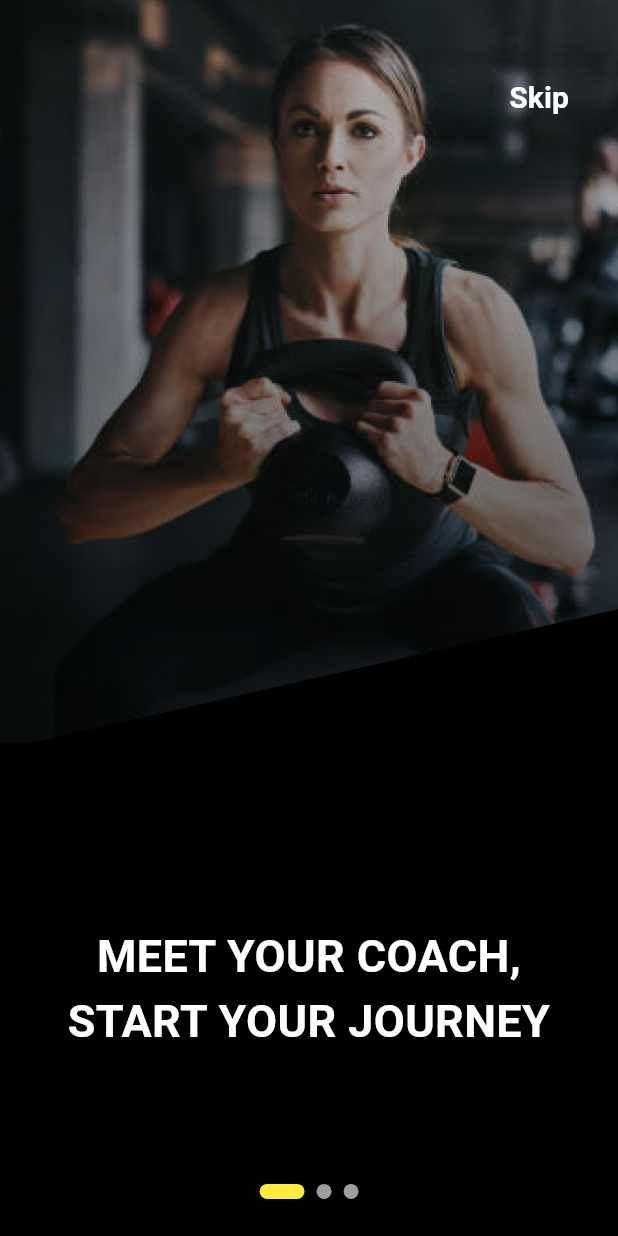
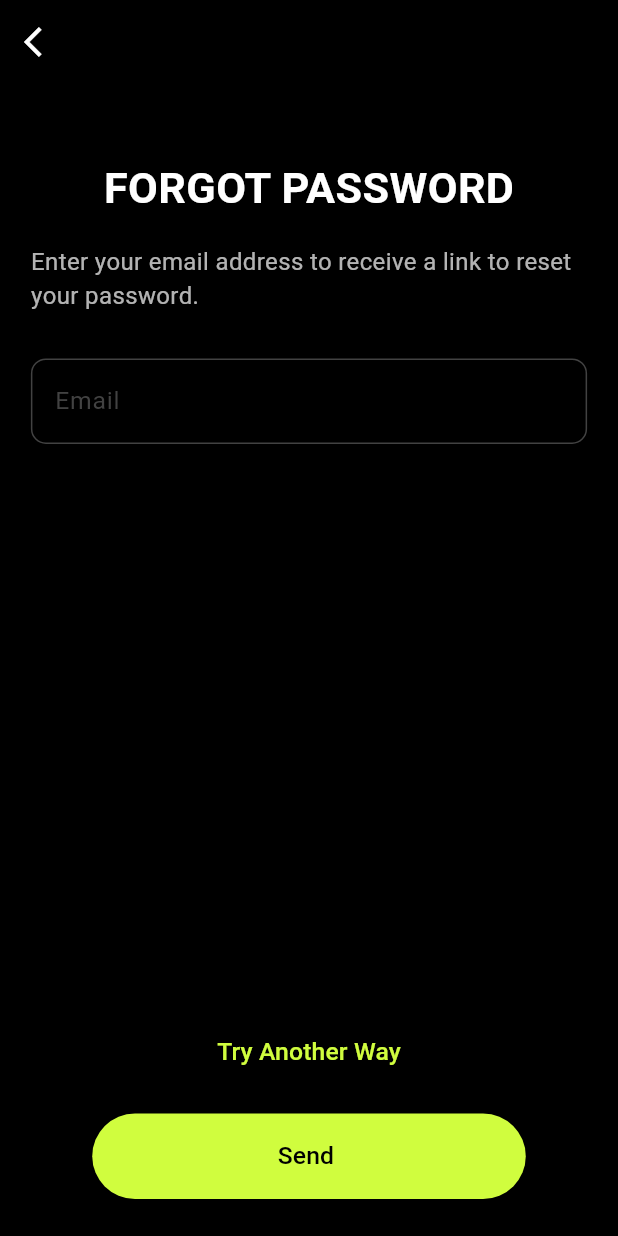
Before and after one commit to Mayank443/FITNESS_APP, a Flutter app: the screen it shows after launch, on a phone screen of 412 x 824 dp. Run offline on Flutter 3.47's test engine with Material 3 defaults, Android fonts, the phone set to English and light mode, and no system bars; drawn by our look-alikes of smooth_page_indicator.

Commit message:
6. forgot Passward Screen

```diff
--- a/lib/main.dart
+++ b/lib/main.dart
@@ -1,12 +1,13 @@
-import 'package:fitnesss_app/screens/AgeScreen/age_screen.dart';
+import 'package:fitnesss_app/screens/Login_Signup/forgot_passward.dart';
+import 'package:fitnesss_app/screens/Stack/AgeScreen/age_screen.dart';
 import 'package:flutter/material.dart';
 
-import 'screens/GenderScreen/gender_screen.dart';
-import 'screens/GoalScreen/goal_screen.dart';
-import 'screens/HeightScreen/height_screen.dart';
-import 'screens/LevelScreen/level_screen.dart';
-import 'screens/OnboardingScreen/onboarding_screen.dart';
-import 'screens/WeightScreen/weight_screen.dart';
+import 'screens/Stack/GenderScreen/gender_screen.dart';
+import 'screens/Stack/GoalScreen/goal_screen.dart';
+import 'screens/Stack/HeightScreen/height_screen.dart';
+import 'screens/Stack/LevelScreen/level_screen.dart';
+import 'screens/Stack/OnboardingScreen/onboarding_screen.dart';
+import 'screens/Stack/WeightScreen/weight_screen.dart';
 
 void main() {
   runApp(MyApp());
@@ -30,7 +31,7 @@ class MyApp extends StatelessWidget {
         '/activity': (context) => LevelScreen(),
 
       },
-      home: OnBoardingScreen(),
+      home: ForgotPassward(),
     );
   }
 }
--- /dev/null
+++ b/lib/screens/Login_Signup/forgot_passward.dart
@@ -0,0 +1,115 @@
+import 'package:fitnesss_app/constants/colors.dart';
+import 'package:flutter/material.dart';
+
+class ForgotPassward extends StatefulWidget {
+  const ForgotPassward({super.key});
+
+  @override
+  State<ForgotPassward> createState() => _ForgotPasswardState();
+}
+
+class _ForgotPasswardState extends State<ForgotPassward> {
+  @override
+  Widget build(BuildContext context) {
+    var size = MediaQuery.of(context).size;
+    return SafeArea(
+      child: Scaffold(
+        backgroundColor: Colors.black,
+        appBar: AppBar(
+          leading: IconButton(
+            icon: Icon(Icons.arrow_back_ios, color: Colors.white),
+            onPressed: () {
+              Navigator.pop(context);
+            },
+          ),
+          backgroundColor: Colors.black,
+        ),
+        body: Container(
+          width: size.width,
+          height: size.height,
+          padding: EdgeInsets.only(
+            top: size.height * 0.06,
+            left: size.width * 0.05,
+            right: size.width * 0.05,
+            bottom: size.height * 0.03,
+          ),
+          child: Column(
+            children: [
+              Text(
+                'Forgot Password'.toUpperCase(),
+                style: TextStyle(
+                  color: Colors.white,
+                  fontSize: size.width * .07,
+                  fontWeight: FontWeight.bold,
+                ),
+              ),
+              SizedBox(height: size.height * 0.02),
+              Text(
+                'Enter your email address to receive a link to reset your password.',
+                style: TextStyle(color: Colors.white70, fontSize: 16),
+                textAlign: TextAlign.left,
+              ),
+              SizedBox(height: 30),
+              TextFormField(
+                decoration: InputDecoration(
+                  hintText: 'Email',
+                  hintStyle: TextStyle(
+                    color: Colors.grey.shade800,
+                    fontSize: size.width * 0.04,
+                  ),
+                  enabledBorder: OutlineInputBorder(
+                    borderRadius: BorderRadius.circular(10),
+                    borderSide: BorderSide(color: Colors.grey.shade800),
+                  ),
+                  focusedBorder: UnderlineInputBorder(
+                    borderSide: BorderSide(color: Colors.grey.shade800),
+                  ),
+                ),
+                style: TextStyle(color: Colors.white),
+              ),
+              Spacer(),
+              Container(
+                width: size.width * .9,
+                alignment: Alignment.center,
+                child: TextButton(
+                  onPressed: () {},
+                  child: Text(
+                    "Try Another Way",
+                    style: TextStyle(
+                      color: primaryColor,
+                      fontSize: size.width * 0.04,
+                    ),
+                  ),
+                ),
+              ),
+                SizedBox(height: size.height * 0.02),
+              Container(
+                alignment: Alignment.center,
+                child: ElevatedButton(
+                  onPressed: () {},
+                  style: ElevatedButton.styleFrom(
+                    backgroundColor: primaryColor,
+                    shape: RoundedRectangleBorder(
+                      borderRadius: BorderRadius.circular(50),
+                    ),
+                    padding: EdgeInsets.symmetric(
+                      vertical: size.height * 0.02,
+                      horizontal: size.width * 0.3,
+                    ),
+                  ) ,
+                  child: Text(
+                    'Send ',
+                    style: TextStyle(
+                      color: Colors.black,
+                      fontSize: size.width * 0.04,
+                    ),
+                  ),
+                )
+              )
+            ],
+          ),
+        ),
+      ),
+    );
+  }
+}
--- a/lib/screens/OnboardingScreen/onboarding_screen.dart
+++ /dev/null
@@ -1,149 +0,0 @@
-import 'package:flutter/material.dart';
-import 'package:smooth_page_indicator/smooth_page_indicator.dart';
-
-class OnBoardingScreen extends StatefulWidget {
-  const OnBoardingScreen({super.key});
-
-  @override
-  State<OnBoardingScreen> createState() => _OnBoardingScreenState();
-}
-
-class _OnBoardingScreenState extends State<OnBoardingScreen> {
-  PageController controller = PageController();
-  bool isLastPage = false;
-  @override
-  Widget build(BuildContext context) {
-    var size = MediaQuery.of(context).size;
-    return Scaffold(
-        backgroundColor: Colors.black,
-        body: Stack(
-          children: [
-            PageView(
-              controller: controller,
-              onPageChanged: (index) {
-                setState(() {
-                 isLastPage = index == 2;
-                });
-              },
-              children: [
-                _buildPageIndicator(
-                  text: 'Meet your coach, \nstart your journey',
-                  imageAsset: 'asset/onboarding/img_background_2.png',
-                ),
-                _buildPageIndicator(
-                  text: "CREATE A WORKOUT PLAN \nTO STAY FIT",
-                  imageAsset: 'asset/onboarding/img_background_1.png',
-                ),
-                _buildPageIndicator(
-                  text: "ACTIONS IS THE \nKEY TO ALL SUCCESS",
-                  imageAsset: 'asset/onboarding/img_background_3.png',
-                ),
-              ],
-            ),
-            isLastPage
-            ? const SizedBox.shrink()
-            : Positioned(
-              top: size.height * 0.05,
-              right: size.width * 0.05,
-              child: TextButton(
-              onPressed: () {
-                controller.animateToPage(2, duration: const Duration(milliseconds: 300), curve: Curves.ease);
-              },
-              child: const Text(
-                'Skip',
-                style: TextStyle(
-                  color: Colors.white,
-                  fontSize: 20,
-                  fontWeight: FontWeight.bold,
-                ),
-              ),
-            )),
-
-            isLastPage
-            ? Positioned(
-              left: size.width * 0.25,
-              right: size.width * 0.25,
-              bottom: size.height * 0.09,
-              child: Container(
-                padding: const EdgeInsets.symmetric(vertical: 5, horizontal: 20),
-                width: size.width *0.5,
-                decoration: BoxDecoration(
-                  color: Colors.yellow,
-                  borderRadius: BorderRadius.circular(30),
-                ),
-                child: Row(
-                  children: [
-                    TextButton(
-                      onPressed: () {
-                        Navigator.pushNamed(context, '/gender');
-                      },
-                      child: const Text(
-                        'Get Started',
-                        style: TextStyle(
-                          color: Colors.black,
-                          fontSize: 20,
-                          fontWeight: FontWeight.bold,
-                        ),
-                      ),
-                    ),
-                    SizedBox(width: 5),
-                    const Icon(
-                      Icons.arrow_forward_ios,
-                      color: Colors.black,
-                    )
-                  ],
-                ),
-              ),
-            )
-            : SizedBox.shrink(),
-
-            Positioned(
-                bottom: size.height * 0.03,
-                left: size.width * 0.42,
-                child: SmoothPageIndicator(
-                  controller: controller,
-                  count: 3,
-                  effect: const ExpandingDotsEffect(
-                    dotHeight: 10,
-                    dotWidth: 10,
-                    dotColor: Colors.grey,
-                    activeDotColor: Colors.yellow,
-                  ),
-                ))
-          ],
-        ));
-  }
-
-  Widget _buildPageIndicator(
-      {required String text, required String imageAsset}) {
-    var size = MediaQuery.of(context).size;
-    return Stack(
-      children: [
-        Image.asset(
-          imageAsset,
-          height: size.height * 0.6,
-          width: size.width,
-          fit: BoxFit.cover,
-        ),
-        Positioned(
-          bottom: 0,
-          child: SizedBox(
-            height: size.height * 0.4,
-            width: size.width,
-            child: Center(
-              child: Text(
-                text.toUpperCase(),
-                style: TextStyle(
-                  color: Colors.white,
-                  fontSize: 30,
-                  fontWeight: FontWeight.bold,
-                ),
-                textAlign: TextAlign.center,
-              ),
-            ),
-          ),
-        )
-      ],
-    );
-  }
-}
--- a/lib/screens/AgeScreen/age_screen.dart
+++ b/lib/screens/Stack/AgeScreen/age_screen.dart
@@ -1,8 +1,8 @@
 import 'package:flutter/material.dart';
 
-import '../../models/detail_page_button.dart';
-import '../../models/detail_page_title.dart';
-import '../../models/list_wheel_view_scroller.dart';
+import '../../../models/detail_page_button.dart';
+import '../../../models/detail_page_title.dart';
+import '../../../models/list_wheel_view_scroller.dart';
 
 class AgePage extends StatefulWidget {
   const AgePage({super.key});
--- a/lib/screens/GenderScreen/gender_screen.dart
+++ b/lib/screens/Stack/GenderScreen/gender_screen.dart
@@ -1,8 +1,8 @@
 import 'package:flutter/material.dart';
 
-import '../../constants/colors.dart';
-import '../../models/detail_page_button.dart';
-import '../../models/detail_page_title.dart';
+import '../../../constants/colors.dart';
+import '../../../models/detail_page_button.dart';
+import '../../../models/detail_page_title.dart';
 
 class GenderPage extends StatefulWidget {
 
--- a/lib/screens/HeightScreen/height_screen.dart
+++ b/lib/screens/Stack/HeightScreen/height_screen.dart
@@ -1,8 +1,8 @@
 import 'package:flutter/material.dart';
 
-import '../../models/detail_page_button.dart';
-import '../../models/detail_page_title.dart';
-import '../../models/list_wheel_view_scroller.dart';
+import '../../../models/detail_page_button.dart';
+import '../../../models/detail_page_title.dart';
+import '../../../models/list_wheel_view_scroller.dart';
 
 class HeightPage extends StatefulWidget {
   const HeightPage({super.key});
--- a/lib/screens/WeightScreen/weight_screen.dart
+++ b/lib/screens/Stack/WeightScreen/weight_screen.dart
@@ -1,8 +1,8 @@
 import 'package:flutter/material.dart';
 
-import '../../constants/colors.dart';
-import '../../models/detail_page_button.dart';
-import '../../models/detail_page_title.dart';
+import '../../../constants/colors.dart';
+import '../../../models/detail_page_button.dart';
+import '../../../models/detail_page_title.dart';
 
 class WeightPage extends StatefulWidget {
   const WeightPage({super.key});
```
Also changed, not shown: lib/screens/Stack/GoalScreen/goal_screen.dart (renamed from lib/screens/LevelScreen/level_screen.dart, +22 -24 lines), lib/screens/Stack/LevelScreen/level_screen.dart (renamed from lib/screens/GoalScreen/goal_screen.dart, +24 -22 lines), lib/screens/Stack/OnboardingScreen/onboarding_screen.dart (added, +161 -0 lines).
